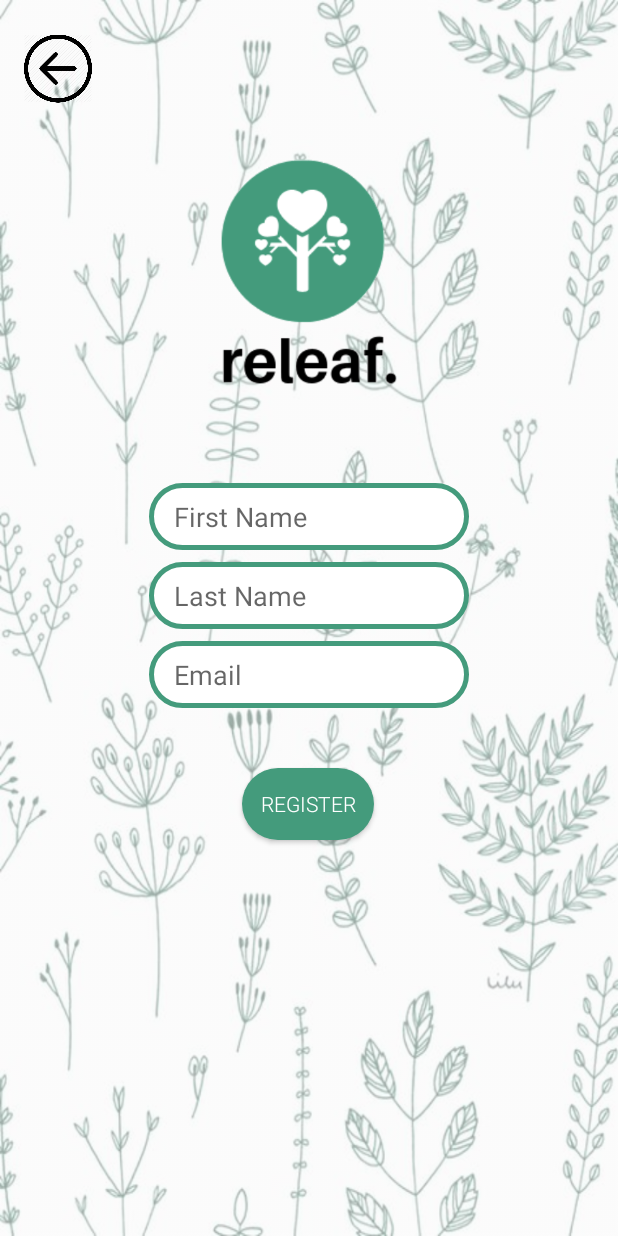
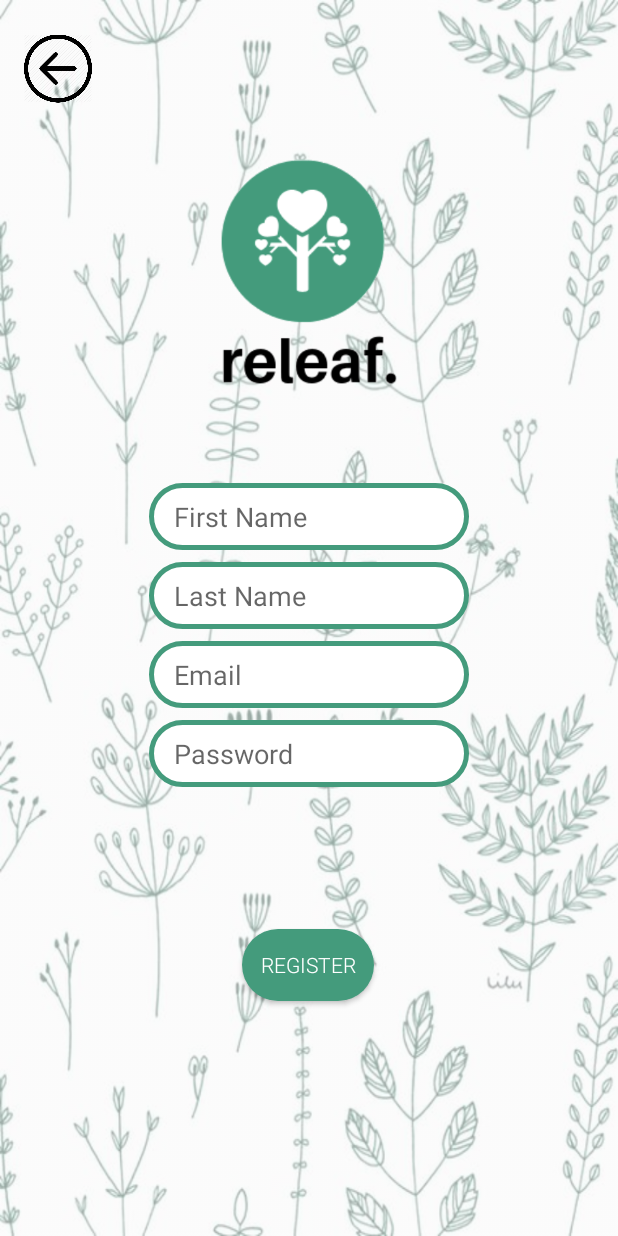
Before and after one commit to RayanH99/ReLeaf, an Android app: the screen it shows after launch (registration), after a tap on "SIGN UP", on a phone screen of 412 x 824 dp. Run offline under Robolectric (Android 15) with nearby library versions, the phone set to English and light mode, and no system bars; our stand-ins replace Firebase (no records; nobody signed in at launch, a user with empty details on screens opened directly).

Commit message:
finished login and registration authentication

```diff
--- a/Homeless/app/build.gradle
+++ b/Homeless/app/build.gradle
@@ -25,9 +25,8 @@ dependencies {
     implementation 'com.android.support:animated-vector-drawable:28.0.0'
     implementation 'com.android.support:support-media-compat:28.0.0'
     implementation 'com.android.support.constraint:constraint-layout:1.1.3'
-    implementation 'com.google.firebase:firebase-core:16.0.1'
-
-    implementation 'com.google.firebase:firebase-auth:16.0.3'
+    implementation 'com.google.firebase:firebase-core:16.0.6'
+    implementation 'com.google.firebase:firebase-auth:16.1.0'
     androidTestImplementation 'com.android.support.test:runner:1.0.2'
     androidTestImplementation 'com.android.support.test.espresso:espresso-core:3.0.2'
 }
--- a/Homeless/app/src/main/java/com/example/johnnybahama/homeless/LoginScreen.java
+++ b/Homeless/app/src/main/java/com/example/johnnybahama/homeless/LoginScreen.java
@@ -1,28 +1,104 @@
 package com.example.johnnybahama.homeless;
 
 import android.content.Intent;
+import android.os.Handler;
+import android.support.annotation.NonNull;
 import android.support.v7.app.AppCompatActivity;
 import android.os.Bundle;
 import android.view.View;
 import android.widget.Button;
+import android.widget.EditText;
 import android.widget.ImageView;
+import android.widget.ProgressBar;
 import android.widget.TextView;
+import android.widget.Toast;
+
+import com.google.android.gms.tasks.OnCompleteListener;
+import com.google.android.gms.tasks.Task;
+import com.google.firebase.auth.AuthResult;
+import com.google.firebase.auth.FirebaseAuth;
+import com.google.firebase.auth.FirebaseUser;
 
 public class LoginScreen extends AppCompatActivity {
 
+    private FirebaseAuth mAuth;
+
+    ProgressBar loginProgress;
+    Button loginButton;
+    Button registerButton;
+    Handler handler;
+
     @Override
     protected void onCreate(Bundle savedInstanceState) {
+
+        mAuth = FirebaseAuth.getInstance();
+
         super.onCreate(savedInstanceState);
         setContentView(R.layout.activity_login_screen);
 
-        final Button loginScreenButton = findViewById(R.id.register_button);
-        loginScreenButton.setOnClickListener(new View.OnClickListener() {
+        loginButton = findViewById(R.id.login_button);
+        registerButton = findViewById(R.id.register_button);
+        loginProgress = findViewById(R.id.progressBar);
+        loginProgress.setVisibility(View.INVISIBLE);
+
+
+        registerButton.setOnClickListener(new View.OnClickListener() {
             @Override
             public void onClick(View v) {
                 Intent myIntent = new Intent(LoginScreen.this, registration.class);
                 LoginScreen.this.startActivity(myIntent);
             }
         });
+
+        loginButton.setOnClickListener(new View.OnClickListener() {
+            @Override
+            public void onClick(View v) {
+
+                final EditText email = (EditText) findViewById(R.id.login_user);
+                final EditText password = (EditText) findViewById(R.id.login_password);
+
+                if(email.getText().toString().equals("") || password.getText().toString().equals("")){
+
+                    Toast.makeText(getApplicationContext(), "Please verify entries", Toast.LENGTH_SHORT).show();
+
+                } else {
+
+                    mAuth.signInWithEmailAndPassword(email.getText().toString(), password.getText().toString())
+                            .addOnCompleteListener(LoginScreen.this, new OnCompleteListener<AuthResult>() {
+                                @Override
+                                public void onComplete(@NonNull Task<AuthResult> task) {
+                                    if (task.isSuccessful()) {
+                                        // Sign in success, update UI with the signed-in user's information
+                                        FirebaseUser user = mAuth.getCurrentUser();
+
+                                        loginProgress.setVisibility(View.VISIBLE);
+                                        loginButton.setVisibility(View.INVISIBLE);
+                                        registerButton.setVisibility(View.INVISIBLE);
+                                        Toast.makeText(LoginScreen.this, "Login Successful!", Toast.LENGTH_SHORT).show();
+                                        handler=new Handler();
+                                        handler.postDelayed(new Runnable() {
+                                            @Override
+                                            public void run() {
+                                                Intent intent=new Intent(LoginScreen.this,MapsView.class);
+                                                startActivity(intent);
+                                                finish();
+                                            }
+                                        },1500);
+
+                                    } else {
+                                        // If sign in fails, display a message to the user.
+                                         Toast.makeText(LoginScreen.this, "Either username or password is incorrect.",
+                                                Toast.LENGTH_SHORT).show();
+                                        }
+
+                                    // ...
+                                }
+                            });
+
+                }
+            }
+        });
+
     }
 
 }
--- a/Homeless/app/src/main/res/layout/activity_profile.xml
+++ b/Homeless/app/src/main/res/layout/activity_profile.xml
@@ -4,7 +4,8 @@
     xmlns:tools="http://schemas.android.com/tools"
     android:layout_width="match_parent"
     android:layout_height="match_parent"
-    tools:context=".Profile">
+    tools:context=".Profile"
+    android:background="@drawable/background">
 
     <TextView
         android:id="@+id/heading"
--- a/Homeless/app/src/main/res/layout/activity_registration.xml
+++ b/Homeless/app/src/main/res/layout/activity_registration.xml
@@ -93,16 +93,45 @@
         android:layout_height="wrap_content"
         android:layout_marginStart="8dp"
         android:layout_marginLeft="8dp"
-        android:layout_marginTop="40dp"
+        android:layout_marginTop="8dp"
         android:layout_marginEnd="8dp"
         android:layout_marginRight="8dp"
+        android:layout_marginBottom="8dp"
         android:background="@drawable/button_style"
         android:fontFamily="sans-serif-light"
         android:text="Register"
         android:textColor="@color/colorPrimary"
+        app:layout_constraintBottom_toBottomOf="parent"
         app:layout_constraintEnd_toEndOf="parent"
         app:layout_constraintHorizontal_bias="0.498"
         app:layout_constraintStart_toStartOf="parent"
+        app:layout_constraintTop_toBottomOf="@+id/passwordRegister"
+        app:layout_constraintVertical_bias="0.368" />
+
+    <EditText
+        android:id="@+id/passwordRegister"
+        android:layout_width="wrap_content"
+        android:layout_height="wrap_content"
+        android:layout_marginStart="8dp"
+        android:layout_marginLeft="8dp"
+        android:layout_marginTop="8dp"
+        android:layout_marginEnd="8dp"
+        android:layout_marginRight="8dp"
+        android:background="@drawable/edit_text_style"
+        android:ems="10"
+        android:hint="Password"
+        android:inputType="textPassword"
+        app:layout_constraintEnd_toEndOf="parent"
+        app:layout_constraintStart_toStartOf="parent"
         app:layout_constraintTop_toBottomOf="@+id/emailRegister" />
 
+    <ProgressBar
+        android:id="@+id/progressBar"
+        android:layout_width="wrap_content"
+        android:layout_height="wrap_content"
+        app:layout_constraintBottom_toBottomOf="@+id/registerButton"
+        app:layout_constraintEnd_toEndOf="@+id/registerButton"
+        app:layout_constraintStart_toStartOf="@+id/registerButton"
+        app:layout_constraintTop_toTopOf="@+id/registerButton" />
+
 </android.support.constraint.ConstraintLayout>
--- a/Homeless/build.gradle
+++ b/Homeless/build.gradle
@@ -8,7 +8,7 @@ buildscript {
     }
     dependencies {
         classpath 'com.android.tools.build:gradle:3.3.0'
-        classpath 'com.google.gms:google-services:4.1.0'
+        classpath 'com.google.gms:google-services:4.2.0'
 
         // NOTE: Do not place your application dependencies here; they belong
         // in the individual module build.gradle files
```
Also changed, not shown: Homeless/app/src/main/java/com/example/johnnybahama/homeless/registration.java (+62 -17 lines), Homeless/app/src/main/res/layout/activity_login_screen.xml (+15 -0 lines).
